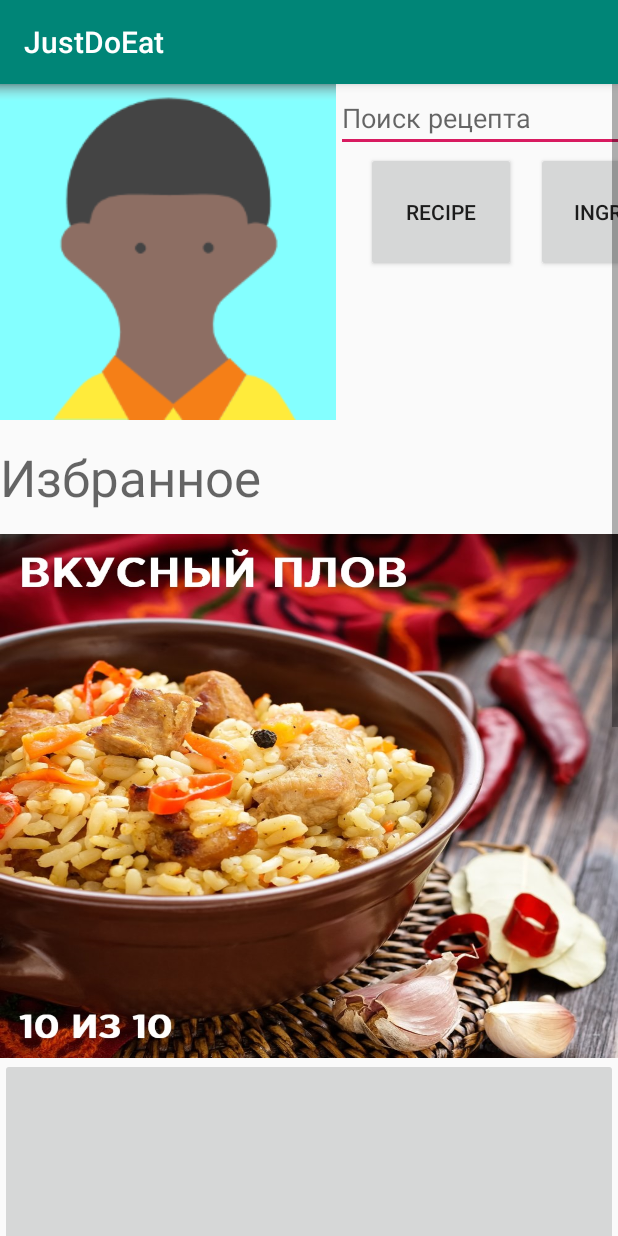
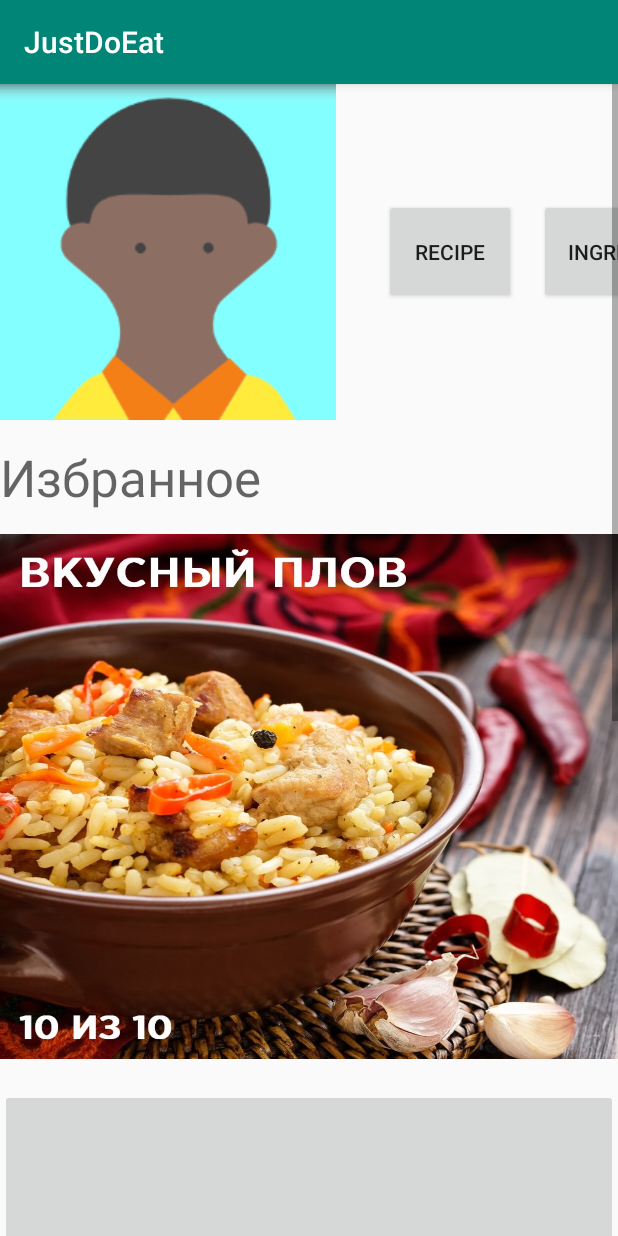
Before and after one commit to Dannysss/JDEappl, an Android app: the UserActivity screen opened directly, with no data from a screen before it, on a phone screen of 412 x 824 dp. Run offline under Robolectric (Android 15) with nearby library versions, the phone set to English and light mode, and no system bars.

Commit message:
Added 2 new activities with search by recipes and ingredients.

```diff
--- a/app/src/main/AndroidManifest.xml
+++ b/app/src/main/AndroidManifest.xml
@@ -21,11 +21,15 @@
         </activity>
 
         <activity android:name=".UserActivity">
-
         </activity>
 
         <activity android:name=".RecipeActivity">
+        </activity>
 
+        <activity android:name=".SearchRecipeActivity">
+        </activity>
+
+        <activity android:name=".SearchIngredActivity">
         </activity>
 
     </application>
--- a/app/src/main/java/com/example/rdvor/jdeappl/UserActivity.java
+++ b/app/src/main/java/com/example/rdvor/jdeappl/UserActivity.java
@@ -6,9 +6,10 @@ import android.content.Intent;
 import android.os.Bundle;
 import android.support.v7.app.AppCompatActivity;
 import android.view.View;
+import android.widget.Button;
 import android.widget.ImageButton;
 import android.widget.ImageView;
-import android.widget.TextView;
+
 
 public class UserActivity extends AppCompatActivity{
 
@@ -20,11 +21,10 @@ public class UserActivity extends AppCompatActivity{
         ImageView imageAvatar = findViewById(R.id.imageAvatarId);
         imageAvatar.setImageResource(R.drawable.avatar);
 
-        TextView textView = findViewById(R.id.textElect);
 
-        ImageButton button = findViewById(R.id.buttonRecipeOne);
-
-        button.setOnClickListener(new View.OnClickListener() {
+        //Переход на рецепт
+        ImageButton buttonRecipe = findViewById(R.id.buttonRecipeOne);
+        buttonRecipe.setOnClickListener(new View.OnClickListener() {
             @Override
             public void onClick(View v) {
                 Intent intent = new Intent( UserActivity.this, RecipeActivity.class );
@@ -32,6 +32,29 @@ public class UserActivity extends AppCompatActivity{
             }
         });
 
+
+        //Поиск по рецептам
+        Button buttonSearchRecipe = findViewById(R.id.buttonSearchRecipe);
+        buttonSearchRecipe.setOnClickListener(new View.OnClickListener() {
+            @Override
+            public void onClick(View v) {
+                Intent intent = new Intent( UserActivity.this, SearchRecipeActivity.class );
+                startActivity( intent );
+            }
+        });
+
+
+        //Поиск по ингредиентам
+        Button buttonSearchIngred = findViewById(R.id.buttonSearchIngred);
+        buttonSearchIngred.setOnClickListener(new View.OnClickListener() {
+            @Override
+            public void onClick(View v) {
+
+            }
+        });
+
+
+
     }
 
 }
--- /dev/null
+++ b/app/src/main/res/layout/activity_searchingred.xml
@@ -0,0 +1,6 @@
+<?xml version="1.0" encoding="utf-8"?>
+<android.support.constraint.ConstraintLayout
+    xmlns:android="http://schemas.android.com/apk/res/android" android:layout_width="match_parent"
+    android:layout_height="match_parent">
+
+</android.support.constraint.ConstraintLayout>
--- a/app/src/main/res/layout/activity_user.xml
+++ b/app/src/main/res/layout/activity_user.xml
@@ -10,6 +10,7 @@ android:visibility="visible">
 
     <LinearLayout
 
+        android:id="@+id/layoutUser"
         android:layout_width="match_parent"
         android:layout_height="wrap_content"
         android:orientation="vertical">
@@ -26,46 +27,31 @@ android:visibility="visible">
                     android:id="@+id/imageAvatarId"
                     android:layout_width="match_parent"
                     android:layout_height="wrap_content"
+                    android:layout_marginRight="25dp"
                     android:contentDescription="@string/app_name"
                     android:scaleType="matrix"
                     android:visibility="visible"
                     tools:srcCompat="@tools:sample/avatars[10]" />
 
-            <RelativeLayout>
-
-                <EditText
-                    android:id="@+id/searchRecipe"
-                    android:layout_width="263dp"
-                    android:layout_height="wrap_content"
-                    android:layout_above="@id/searchRecipe"
-                    android:layout_gravity="center"
-                    android:ems="15"
-                    android:hint="@string/search"
-                    android:inputType="textPersonName" />
-
                 <Button
                     android:id="@+id/buttonSearchRecipe"
                     android:layout_width="100dp"
-                    android:layout_height="80dp"
-                    android:layout_below="@id/searchRecipe"
+                    android:layout_height="70dp"
                     android:layout_alignParentStart="true"
-                    android:layout_marginStart="20dp"
-                    android:layout_marginTop="0dp"
+                    android:layout_alignParentTop="true"
+                    android:layout_alignParentEnd="true"
+                    android:layout_gravity="center"
+                    android:layout_marginRight="2dp"
                     android:text="Recipe" />
 
                 <Button
                     android:id="@+id/buttonSearchIngred"
                     android:layout_width="100dp"
-                    android:layout_height="80dp"
-                    android:layout_below="@id/searchRecipe"
+                    android:layout_height="70dp"
+                    android:layout_below="@id/buttonSearchRecipe"
                     android:layout_alignRight="@id/buttonSearchRecipe"
-                    android:layout_alignParentEnd="true"
-                    android:layout_marginTop="0dp"
-                    android:layout_marginEnd="30dp"
+                    android:layout_gravity="center"
                     android:text="Ingred" />
-
-            </RelativeLayout>
-
 
             </TableRow>
 
@@ -81,18 +67,20 @@ android:visibility="visible">
             <ImageButton
                 android:id="@+id/buttonRecipeOne"
                 android:layout_width="match_parent"
-            android:layout_height="349dp"
+                android:layout_height="350dp"
+                android:layout_marginBottom="20dp"
                 android:background="@drawable/plov" />
 
             <ImageButton
                 android:id="@+id/buttonRecipeTwo"
                 android:layout_width="match_parent"
-            android:layout_height="377dp" />
+                android:layout_height="350dp"
+                android:layout_marginBottom="20dp" />
 
             <ImageButton
                 android:id="@+id/buttonRecipeThree"
                 android:layout_width="match_parent"
-            android:layout_height="349dp" />
+                android:layout_height="350dp" />
 
 
         </TableLayout>
```
Lines whose indentation alone changed are shown as unchanged.
